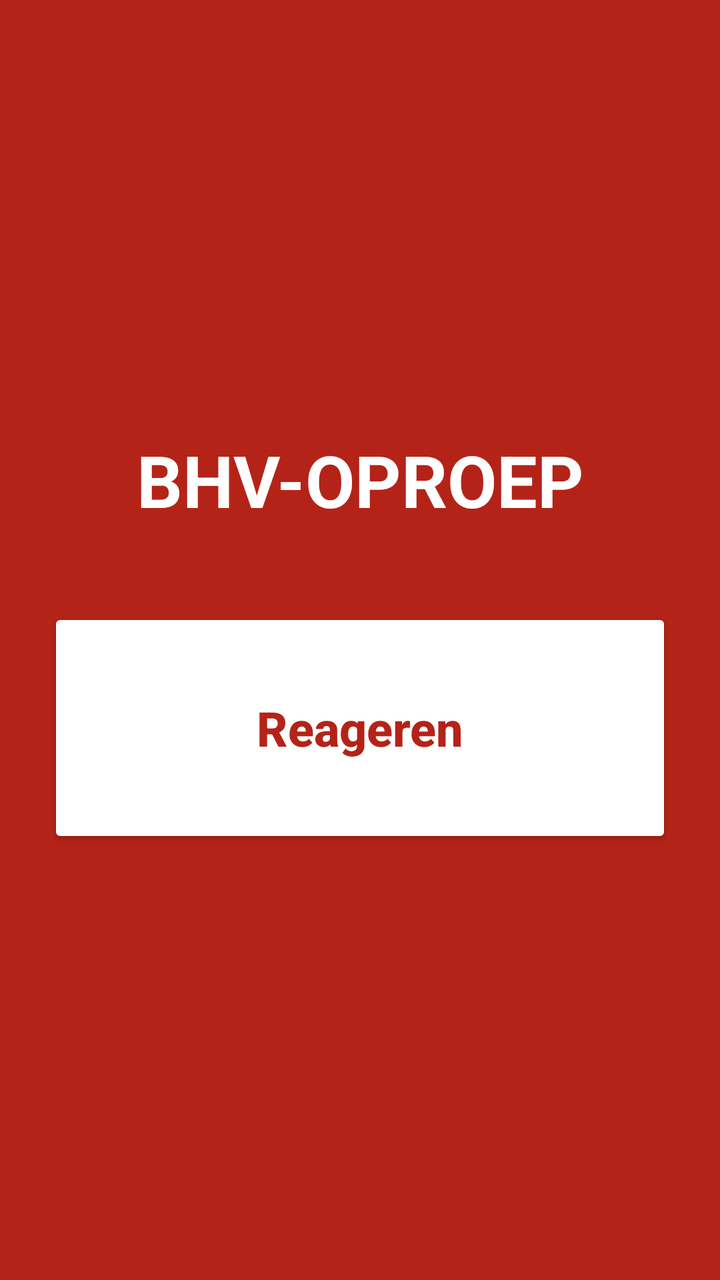
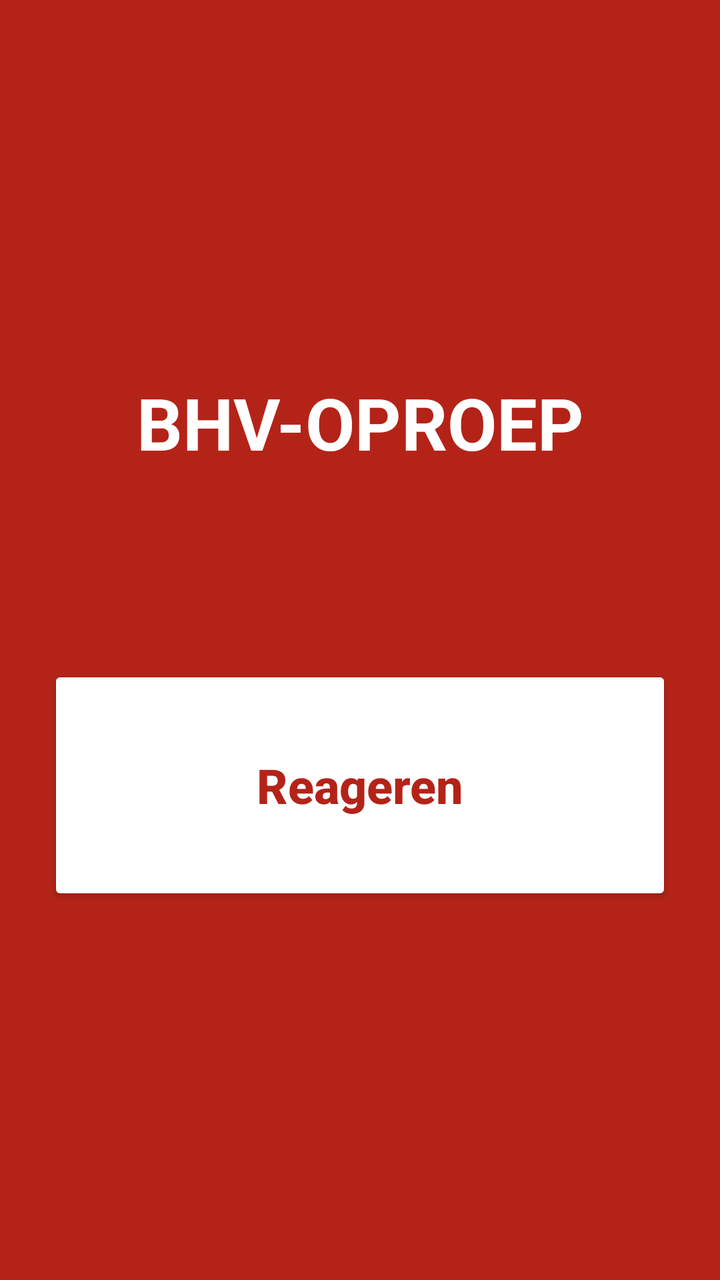

An Android layout rendered at two revisions. The XML below is the earlier revision; the diff shows what the commit changed to produce the second picture.
<!-- AndroidManifest.xml: activity theme Theme.Soteria.Alert -->
<!-- res/layout/activity_alert.xml -->
<?xml version="1.0" encoding="utf-8"?>

<FrameLayout xmlns:android="http://schemas.android.com/apk/res/android"
    android:layout_width="match_parent"
    android:layout_height="match_parent"
    android:background="@color/danger">

    <LinearLayout
        android:id="@+id/incomingPanel"
        android:layout_width="match_parent"
        android:layout_height="match_parent"
        android:gravity="center"
        android:orientation="vertical"
        android:padding="24dp">

        <TextView
            android:id="@+id/incomingTitle"
            android:layout_width="match_parent"
            android:layout_height="wrap_content"
            android:gravity="center"
            android:text="@string/incoming_call"
            android:textColor="@android:color/white"
            android:textSize="36sp"
            android:textStyle="bold" />

        <Button
            android:id="@+id/answerButton"
            android:layout_width="match_parent"
            android:layout_height="120dp"
            android:layout_marginTop="40dp"
            android:backgroundTint="@android:color/white"
            android:text="@string/answer"
            android:textAllCaps="false"
            android:textColor="@color/danger"
            android:textSize="24sp"
            android:textStyle="bold" />
    </LinearLayout>

    <LinearLayout
        android:id="@+id/detailPanel"
        android:layout_width="match_parent"
        android:layout_height="match_parent"
        android:background="@color/bg"
        android:orientation="vertical"
        android:visibility="gone">

        <TextView
            android:id="@+id/message"
            android:layout_width="match_parent"
            android:layout_height="wrap_content"
            android:padding="20dp"
            android:textColor="@color/text"
            android:textSize="22sp"
            android:textStyle="bold" />

        <org.osmdroid.views.MapView
            android:id="@+id/map"
            android:layout_width="match_parent"
            android:layout_height="0dp"
            android:layout_weight="1" />

        <Button
            android:id="@+id/openMapsButton"
            android:layout_width="match_parent"
            android:layout_height="64dp"
            android:layout_margin="16dp"
            android:text="@string/open_in_google_maps"
            android:textAllCaps="false"
            android:textSize="16sp" />
    </LinearLayout>
</FrameLayout>
<!-- resources referenced by this layout -->
<resources>
  <color name="bg">#F4F7FB</color>
  <color name="danger">#B42318</color>
  <color name="text">#10233F</color>
  <string name="answer">Reageren</string>
  <string name="incoming_call">BHV-OPROEP</string>
  <string name="open_in_google_maps">Open in Google Maps</string>
  <style name="Theme.Soteria.Alert" parent="Theme.Soteria">
          <item name="android:windowShowWallpaper">false</item>
          <item name="android:windowFullscreen">true</item>
      </style>
  <style name="Theme.Soteria" parent="Theme.Material3.Light.NoActionBar">
          <item name="colorPrimary">@color/accent</item>
          <item name="colorPrimaryContainer">@color/accent</item>
          <item name="android:statusBarColor">@color/accent</item>
      </style>
  <color name="accent">#0B65C2</color>
</resources>

<!-- the commit's change to res/layout/activity_alert.xml (unified diff, before → after) -->
@@ -6,7 +6,6 @@
     android:background="@color/danger">
 
     <LinearLayout
-        android:id="@+id/incomingPanel"
         android:layout_width="match_parent"
         android:layout_height="match_parent"
         android:gravity="center"
@@ -23,6 +22,16 @@
             android:textSize="36sp"
             android:textStyle="bold" />
 
+        <TextView
+            android:id="@+id/message"
+            android:layout_width="match_parent"
+            android:layout_height="wrap_content"
+            android:layout_marginTop="28dp"
+            android:gravity="center"
+            android:textColor="@android:color/white"
+            android:textSize="22sp"
+            android:textStyle="bold" />
+
         <Button
             android:id="@+id/answerButton"
             android:layout_width="match_parent"
@@ -35,37 +44,4 @@
             android:textSize="24sp"
             android:textStyle="bold" />
     </LinearLayout>
-
-    <LinearLayout
-        android:id="@+id/detailPanel"
-        android:layout_width="match_parent"
-        android:layout_height="match_parent"
-        android:background="@color/bg"
-        android:orientation="vertical"
-        android:visibility="gone">
-
-        <TextView
-            android:id="@+id/message"
-            android:layout_width="match_parent"
-            android:layout_height="wrap_content"
-            android:padding="20dp"
-            android:textColor="@color/text"
-            android:textSize="22sp"
-            android:textStyle="bold" />
-
-        <org.osmdroid.views.MapView
-            android:id="@+id/map"
-            android:layout_width="match_parent"
-            android:layout_height="0dp"
-            android:layout_weight="1" />
-
-        <Button
-            android:id="@+id/openMapsButton"
-            android:layout_width="match_parent"
-            android:layout_height="64dp"
-            android:layout_margin="16dp"
-            android:text="@string/open_in_google_maps"
-            android:textAllCaps="false"
-            android:textSize="16sp" />
-    </LinearLayout>
 </FrameLayout>
<!-- resource entries referenced after the edit -->
@@ -1,11 +1,8 @@
 <!-- resources referenced by this layout -->
 <resources>
-  <color name="bg">#F4F7FB</color>
   <color name="danger">#B42318</color>
-  <color name="text">#10233F</color>
   <string name="answer">Reageren</string>
   <string name="incoming_call">BHV-OPROEP</string>
-  <string name="open_in_google_maps">Open in Google Maps</string>
   <style name="Theme.Soteria.Alert" parent="Theme.Soteria">
           <item name="android:windowShowWallpaper">false</item>
           <item name="android:windowFullscreen">true</item>
